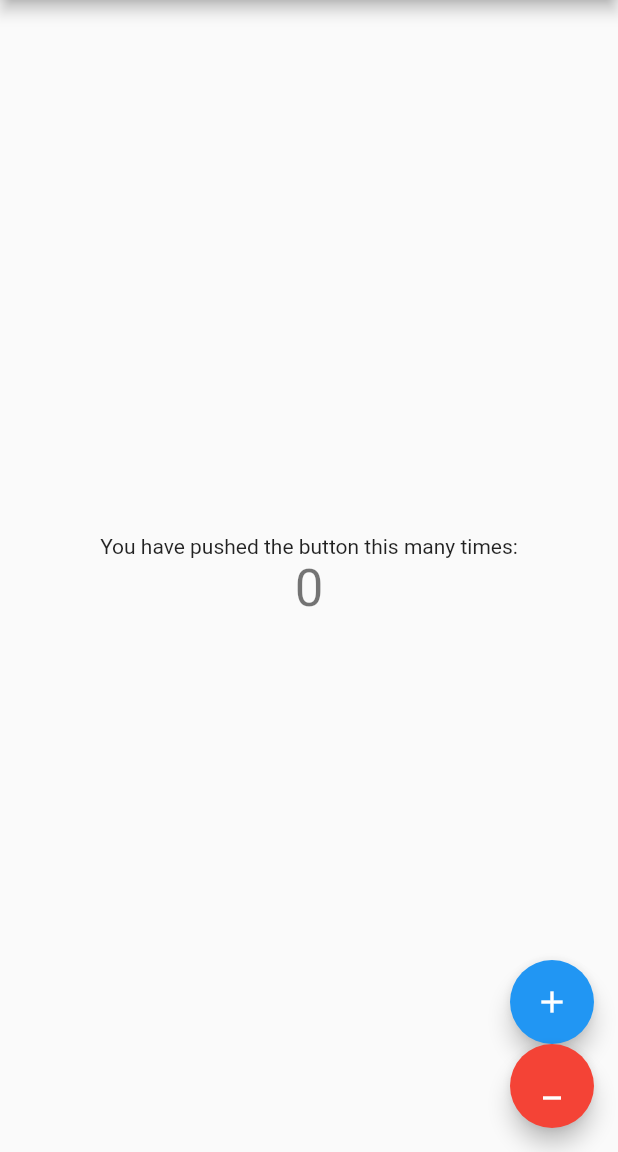
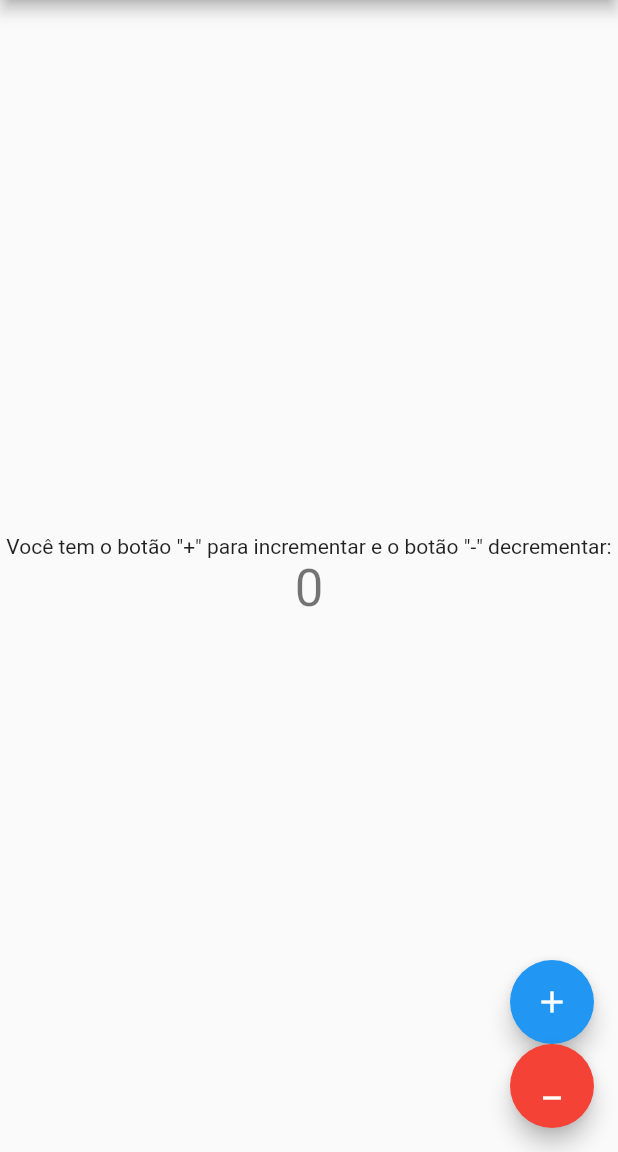
Before and after one commit to mvfernando/myapp_one, a Flutter app: the screen it shows after launch, after a tap on the "add" icon, after a tap on the "minimize" icon, on a phone screen of 412 x 824 dp, the part 84-1236 px from its top. Run offline on Flutter 3.47's test engine with Material 2 defaults, Android fonts, the phone set to English and light mode, and no system bars.

Commit message:
add funtion decrement

```diff
--- a/lib/main.dart
+++ b/lib/main.dart
@@ -35,12 +35,12 @@ class _MyHomePageState extends State<MyHomePage> {
 
   void _incrementCounter() {
     setState(() {
-      _counter = _counter + 1;
+      _counter ++;
     });
   }
   void _DecrementCounter() {
     setState(() {
-      _counter = _counter - 1;
+      _counter --;
     });
   }
 
@@ -59,7 +59,7 @@ class _MyHomePageState extends State<MyHomePage> {
           mainAxisAlignment: MainAxisAlignment.center,
           children: <Widget>[
             const Text(
-              'You have pushed the button this many times:',
+              'Você tem o botão "+" para incrementar e o botão "-" decrementar:',
             ),
             Text(
               '$_counter',
```
